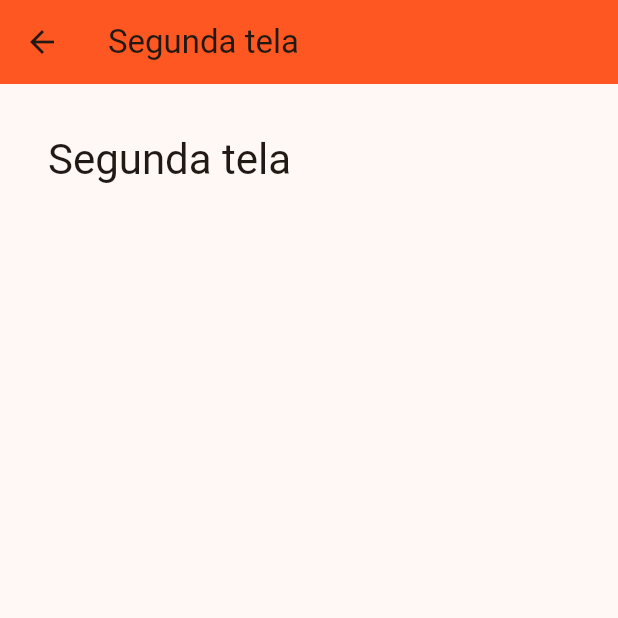
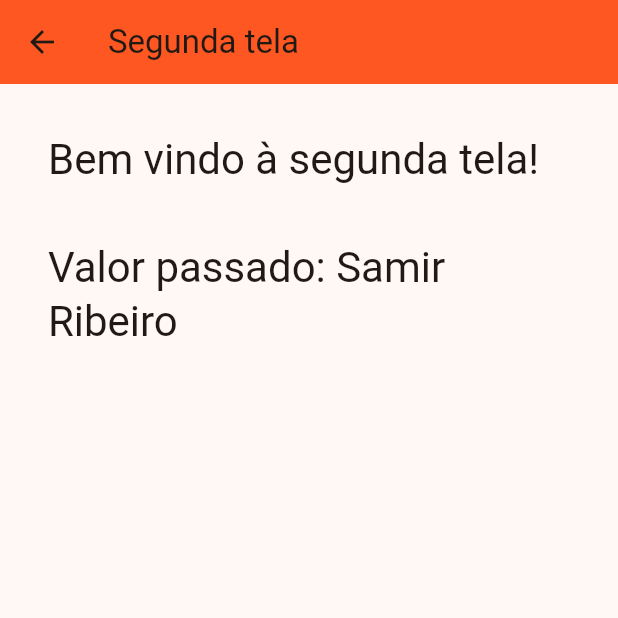
Before and after one commit to samirRibeiro77/flutter-first-app, a Flutter app: the screen it shows after launch, after a tap on "Ir para segunda tela", on a phone screen of 412 x 824 dp, the top half of it. Run offline on Flutter 3.47's test engine with Material 3 defaults, Android fonts, the phone set to English and light mode, and no system bars.

Commit message:
Send values to other screen

```diff
--- a/lib/main.dart
+++ b/lib/main.dart
@@ -1,7 +1,7 @@
 import 'package:flutter/material.dart';
 import 'package:sjr77_first_project/alcoolGasolina/main.dart';
 import 'package:sjr77_first_project/jokenpo/main.dart';
-import 'package:sjr77_first_project/multipleScreens/main.dart';
+import 'package:sjr77_first_project/multipleScreens/first.dart';
 import 'package:sjr77_first_project/testingWidgets/main.dart';
 import 'package:sjr77_first_project/frasesDoDia/main.dart';
 
--- a/lib/multipleScreens/main.dart
+++ b/lib/multipleScreens/first.dart
@@ -41,12 +41,17 @@ class _MyHomePageState extends State<MyHomePage> {
           crossAxisAlignment: CrossAxisAlignment.stretch,
           children: [
             ElevatedButton(
-              child: Text("Ir para segunda tela"),
+              child: Text(
+                  "Ir para segunda tela",
+                style: TextStyle(
+                  fontSize: 25
+                ),
+              ),
               onPressed: (){
                 Navigator.push(
                     context,
                     MaterialPageRoute(
-                        builder: (context) => MultipleScreensSecond()
+                        builder: (context) => MultipleScreensSecond(value: "Samir Ribeiro",)
                     )
                 );
               },
--- a/lib/multipleScreens/second.dart
+++ b/lib/multipleScreens/second.dart
@@ -1,7 +1,9 @@
 import 'package:flutter/material.dart';
 
 class MultipleScreensSecond extends StatefulWidget {
-  const MultipleScreensSecond({super.key});
+  const MultipleScreensSecond({super.key, this.value});
+
+  final value;
 
   @override
   State<MultipleScreensSecond> createState() => _MultipleScreensSecondState();
@@ -20,7 +22,8 @@ class _MultipleScreensSecondState extends State<MultipleScreensSecond> {
           child: Column(
             children: [
               Text(
-                "Segunda tela",
+                "Bem vindo à segunda tela!"
+                "\n\nValor passado: ${widget.value}",
                 style: Theme.of(context).textTheme.headlineMedium,
               )
             ],
```
